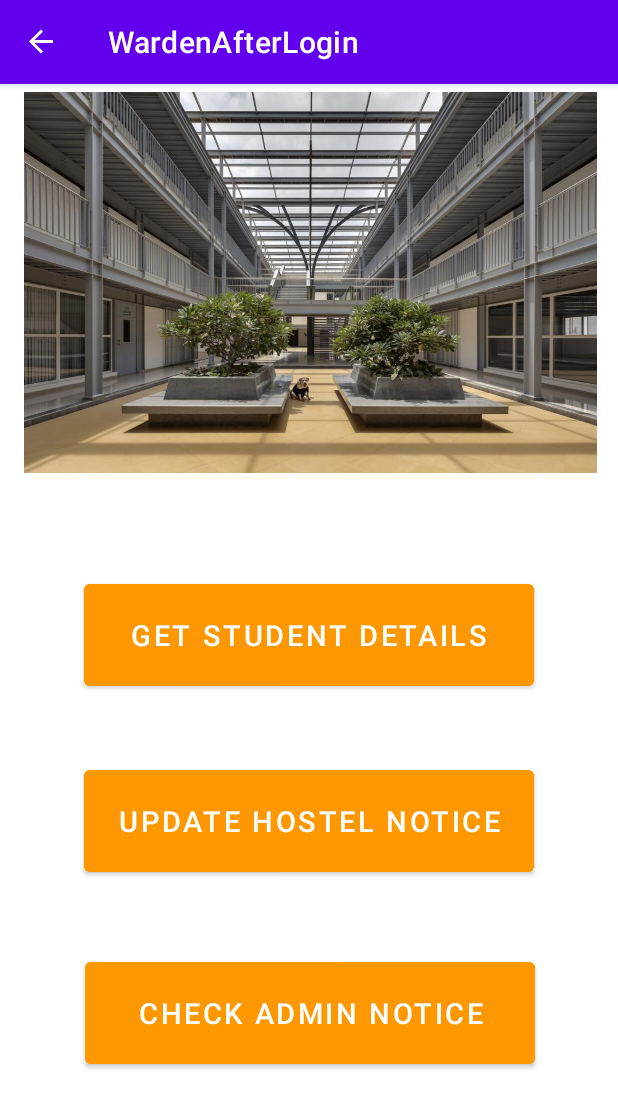
After one commit to theankushrai/HostelManagement, an Android app: the WardenAfterLogin screen opened through its navigation route, on a phone screen of 412 x 824 dp. The commit adds this screen. Shown: the top 1108 px of the screen. Run offline under Robolectric (Android 15) with nearby library versions, the phone set to English and light mode, and no system bars; our stand-ins replace data binding, navigation-ui.

Commit message:
warden section added

```diff
--- a/app/src/main/java/com/example/hostelmanagement/TitleFragment.kt
+++ b/app/src/main/java/com/example/hostelmanagement/TitleFragment.kt
@@ -1,11 +1,11 @@
 package com.example.hostelmanagement
 
 import android.os.Bundle
-import androidx.fragment.app.Fragment
 import android.view.LayoutInflater
 import android.view.View
 import android.view.ViewGroup
 import androidx.databinding.DataBindingUtil
+import androidx.fragment.app.Fragment
 import androidx.navigation.findNavController
 import com.example.hostelmanagement.databinding.FragmentTitleBinding
 
@@ -16,11 +16,15 @@ class TitleFragment : Fragment() {
         savedInstanceState: Bundle?
     ): View {
         // Inflate the layout for this fragment
-        val binding:FragmentTitleBinding=DataBindingUtil.inflate(layoutInflater,R.layout.fragment_title,container,false)
+        val binding: FragmentTitleBinding =
+            DataBindingUtil.inflate(layoutInflater, R.layout.fragment_title, container, false)
 
         //setting onclick listeners
         binding.studentAccess.setOnClickListener {
             it.findNavController().navigate(R.id.action_titleFragment2_to_studentLogin)
+        }
+        binding.wardenAccess.setOnClickListener {
+            it.findNavController().navigate(R.id.action_titleFragment2_to_wardenLogin)
         }
 
         return binding.root
--- /dev/null
+++ b/app/src/main/java/com/example/hostelmanagement/warden/WardenAfterLogin.kt
@@ -0,0 +1,50 @@
+package com.example.hostelmanagement.warden
+
+import android.os.Bundle
+import android.view.LayoutInflater
+import android.view.View
+import android.view.ViewGroup
+import androidx.activity.OnBackPressedCallback
+import androidx.databinding.DataBindingUtil
+import androidx.fragment.app.Fragment
+import androidx.navigation.findNavController
+import androidx.navigation.fragment.findNavController
+import com.example.hostelmanagement.R
+import com.example.hostelmanagement.databinding.FragmentWardenAfterLoginBinding
+
+class WardenAfterLogin : Fragment() {
+
+    override fun onCreateView(
+        inflater: LayoutInflater, container: ViewGroup?,
+        savedInstanceState: Bundle?
+    ): View {
+        // Inflate the layout for this fragment
+        val binding: FragmentWardenAfterLoginBinding = DataBindingUtil.inflate(
+            layoutInflater,
+            R.layout.fragment_warden_after_login,
+            container,
+            false
+        )
+
+        //setting on click listenenrs
+        binding.studentDetailsButton.setOnClickListener {
+            it.findNavController().navigate(R.id.action_wardenAfterLogin_to_personalDetails)
+        }
+        binding.updateHostelNoticeButton.setOnClickListener {
+            it.findNavController().navigate(R.id.action_wardenAfterLogin_to_wardenUpdateNotice)
+        }
+        binding.checkAdminNoticeButton.setOnClickListener {
+            it.findNavController().navigate(R.id.action_wardenAfterLogin_to_checkAdminNotice)
+        }
+        //back pressed callback
+        activity?.onBackPressedDispatcher?.addCallback(
+            viewLifecycleOwner,
+            object : OnBackPressedCallback(true) {
+                override fun handleOnBackPressed() {
+                    findNavController().navigate(R.id.action_wardenAfterLogin_to_titleFragment2)
+                }
+            })
+        return binding.root
+    }
+
+}
--- /dev/null
+++ b/app/src/main/res/layout/fragment_warden_after_login.xml
@@ -0,0 +1,63 @@
+<?xml version="1.0" encoding="utf-8"?>
+<layout>
+
+    <androidx.constraintlayout.widget.ConstraintLayout xmlns:android="http://schemas.android.com/apk/res/android"
+        xmlns:app="http://schemas.android.com/apk/res-auto"
+        xmlns:tools="http://schemas.android.com/tools"
+        android:layout_width="match_parent"
+        android:layout_height="match_parent"
+        tools:context=".warden_after_login">
+
+        <ImageView
+            android:id="@+id/imageView11"
+            android:layout_width="414dp"
+            android:layout_height="254dp"
+            app:layout_constraintBottom_toBottomOf="parent"
+            app:layout_constraintEnd_toEndOf="parent"
+            app:layout_constraintStart_toStartOf="parent"
+            app:layout_constraintTop_toTopOf="parent"
+            app:layout_constraintVertical_bias="0.0"
+            app:srcCompat="@drawable/hostel1" />
+
+        <Button
+            android:id="@+id/student_details_button"
+            android:layout_width="300dp"
+            android:layout_height="80dp"
+            android:layout_marginTop="68dp"
+            android:backgroundTint="@color/button"
+            android:text="Get Student Details"
+            android:textSize="19sp"
+            app:layout_constraintBottom_toBottomOf="parent"
+            app:layout_constraintEnd_toEndOf="parent"
+            app:layout_constraintStart_toStartOf="parent"
+            app:layout_constraintTop_toBottomOf="@+id/imageView11"
+            app:layout_constraintVertical_bias="0.0" />
+
+        <Button
+            android:id="@+id/update_hostel_notice_button"
+            android:layout_width="300dp"
+            android:layout_height="80dp"
+            android:backgroundTint="@color/button"
+            android:text="Update Hostel notice"
+            android:textSize="19sp"
+            app:layout_constraintBottom_toBottomOf="parent"
+            app:layout_constraintEnd_toEndOf="parent"
+            app:layout_constraintStart_toStartOf="parent"
+            app:layout_constraintTop_toBottomOf="@+id/student_details_button"
+            app:layout_constraintVertical_bias="0.16" />
+
+        <Button
+            android:id="@+id/check_admin_notice_button"
+            android:layout_width="300dp"
+            android:layout_height="80dp"
+            android:backgroundTint="@color/button"
+            android:text="Check admin notice"
+            android:textSize="19sp"
+            app:layout_constraintBottom_toBottomOf="parent"
+            app:layout_constraintEnd_toEndOf="parent"
+            app:layout_constraintHorizontal_bias="0.504"
+            app:layout_constraintStart_toStartOf="parent"
+            app:layout_constraintTop_toBottomOf="@+id/update_hostel_notice_button"
+            app:layout_constraintVertical_bias="0.317" />
+    </androidx.constraintlayout.widget.ConstraintLayout>
+</layout>
--- a/app/src/main/res/navigation/navigation.xml
+++ b/app/src/main/res/navigation/navigation.xml
@@ -8,10 +8,13 @@
     <fragment
         android:id="@+id/titleFragment2"
         android:name="com.example.hostelmanagement.TitleFragment"
-        android:label="TitleFragment" >
+        android:label="TitleFragment">
         <action
             android:id="@+id/action_titleFragment2_to_studentLogin"
             app:destination="@id/studentLogin" />
+        <action
+            android:id="@+id/action_titleFragment2_to_wardenLogin"
+            app:destination="@id/wardenLogin" />
     </fragment>
     <fragment
         android:id="@+id/studentLogin"
@@ -65,4 +68,41 @@
         android:name="com.example.hostelmanagement.student.MessMenu"
         android:label="fragment_mess_menu"
         tools:layout="@layout/fragment_mess_menu" />
+    <fragment
+        android:id="@+id/wardenLogin"
+        android:name="com.example.hostelmanagement.warden.WardenLogin"
+        android:label="WardenLogin">
+        <action
+            android:id="@+id/action_wardenLogin_to_wardenAfterLogin"
+            app:destination="@id/wardenAfterLogin" />
+    </fragment>
+    <fragment
+        android:id="@+id/wardenAfterLogin"
+        android:name="com.example.hostelmanagement.warden.WardenAfterLogin"
+        android:label="WardenAfterLogin">
+        <action
+            android:id="@+id/action_wardenAfterLogin_to_personalDetails"
+            app:destination="@id/personalDetails" />
+        <action
+            android:id="@+id/action_wardenAfterLogin_to_checkAdminNotice"
+            app:destination="@id/checkAdminNotice" />
+        <action
+            android:id="@+id/action_wardenAfterLogin_to_wardenUpdateNotice"
+            app:destination="@id/wardenUpdateNotice" />
+        <action
+            android:id="@+id/action_wardenAfterLogin_to_titleFragment2"
+            app:destination="@id/titleFragment2"
+            app:popUpTo="@id/titleFragment2"
+            app:popUpToInclusive="true" />
+    </fragment>
+    <fragment
+        android:id="@+id/checkAdminNotice"
+        android:name="com.example.hostelmanagement.warden.CheckAdminNotice"
+        android:label="fragment_check_admin_notice"
+        tools:layout="@layout/fragment_check_admin_notice" />
+    <fragment
+        android:id="@+id/wardenUpdateNotice"
+        android:name="com.example.hostelmanagement.warden.WardenUpdateNotice"
+        android:label="fragment_warden_update_notice"
+        tools:layout="@layout/fragment_warden_update_notice" />
 </navigation>
```
Also changed, not shown: app/src/main/java/com/example/hostelmanagement/warden/CheckAdminNotice.kt (added, +22 -0 lines), app/src/main/java/com/example/hostelmanagement/warden/WardenLogin.kt (added, +38 -0 lines), app/src/main/java/com/example/hostelmanagement/warden/WardenUpdateNotice.kt (added, +20 -0 lines), app/src/main/res/layout/fragment_check_admin_notice.xml (added, +14 -0 lines), app/src/main/res/layout/fragment_warden_login.xml (added, +71 -0 lines), app/src/main/res/layout/fragment_warden_update_notice.xml (added, +14 -0 lines), app/src/main/res/drawable/hostel1.jpg (added).
